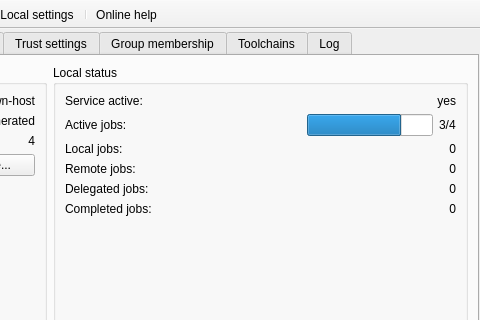
mgottschlag/ddcn, file ddcn_control/MainWindow.ui: the form before one commit; both pictures show x 190 to 670 and y 0 to 320 of the 670 by 528 pixel window.
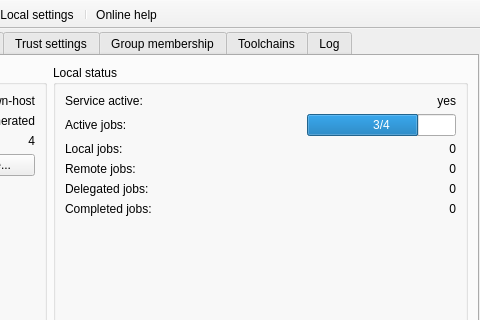
The form after the commit. The open tabs and pages were chosen to show the change. Icons and pictures are not drawn.

Commit message: ddcn_service: Started setting initial values in ddcn_control.

The edit to the form file:
```diff
--- a/ddcn_control/MainWindow.ui
+++ b/ddcn_control/MainWindow.ui
@@ -28,7 +28,7 @@
     <item>
      <widget class="QTabWidget" name="tabWidget">
       <property name="currentIndex">
-       <number>3</number>
+       <number>0</number>
       </property>
       <widget class="QWidget" name="tab">
        <attribute name="title">
@@ -63,7 +63,7 @@
             </widget>
            </item>
            <item row="1" column="1">
-            <widget class="QLabel" name="label_11">
+            <widget class="QLabel" name="localKeyLabel">
              <property name="text">
               <string>no_key_generated</string>
              </property>
@@ -73,7 +73,7 @@
             </widget>
            </item>
            <item row="0" column="1">
-            <widget class="QLabel" name="label_12">
+            <widget class="QLabel" name="localNameLabel">
              <property name="text">
               <string>unknown-host</string>
              </property>
@@ -83,7 +83,7 @@
             </widget>
            </item>
            <item row="2" column="1">
-            <widget class="QLabel" name="label_13">
+            <widget class="QLabel" name="threadCountLabel">
              <property name="text">
               <string>4</string>
              </property>
@@ -149,7 +149,7 @@
              </property>
             </widget>
            </item>
-           <item row="2" column="3">
+           <item row="2" column="4">
             <widget class="QLabel" name="labelLocalJobs">
              <property name="text">
               <string>0</string>
@@ -159,7 +159,7 @@
              </property>
             </widget>
            </item>
-           <item row="4" column="3">
+           <item row="4" column="4">
             <widget class="QLabel" name="labelDelegatedJobs">
              <property name="text">
               <string>0</string>
@@ -169,7 +169,7 @@
              </property>
             </widget>
            </item>
-           <item row="3" column="3">
+           <item row="3" column="4">
             <widget class="QLabel" name="labelRemoteJobs">
              <property name="text">
               <string>0</string>
@@ -199,8 +199,8 @@
              </property>
             </widget>
            </item>
-           <item row="0" column="3">
-            <widget class="QLabel" name="label_21">
+           <item row="0" column="4">
+            <widget class="QLabel" name="serviceActiveLabel">
              <property name="text">
               <string>yes</string>
              </property>
@@ -209,33 +209,6 @@
              </property>
             </widget>
            </item>
-           <item row="1" column="3">
-            <layout class="QHBoxLayout" name="horizontalLayout_2">
-             <item>
-              <widget class="QProgressBar" name="progressBar">
-               <property name="maximum">
-                <number>4</number>
-               </property>
-               <property name="value">
-                <number>3</number>
-               </property>
-               <property name="textVisible">
-                <bool>false</bool>
-               </property>
-               <property name="format">
-                <string>%v/%m</string>
-               </property>
-              </widget>
-             </item>
-             <item>
-              <widget class="QLabel" name="labelWorkload">
-               <property name="text">
-                <string>3/4</string>
-               </property>
-              </widget>
-             </item>
-            </layout>
-           </item>
            <item row="6" column="0">
             <spacer name="verticalSpacer">
              <property name="orientation">
@@ -256,7 +229,7 @@
              </property>
             </widget>
            </item>
-           <item row="5" column="3">
+           <item row="5" column="4">
             <widget class="QLabel" name="labelCompletedJobs">
              <property name="text">
               <string>0</string>
@@ -266,6 +239,22 @@
              </property>
             </widget>
            </item>
+           <item row="1" column="4">
+            <widget class="QProgressBar" name="workloadBar">
+             <property name="maximum">
+              <number>4</number>
+             </property>
+             <property name="value">
+              <number>3</number>
+             </property>
+             <property name="textVisible">
+              <bool>true</bool>
+             </property>
+             <property name="format">
+              <string>%v/%m</string>
+             </property>
+            </widget>
+           </item>
           </layout>
          </widget>
         </item>
```
The commit also changes 2 other files.
